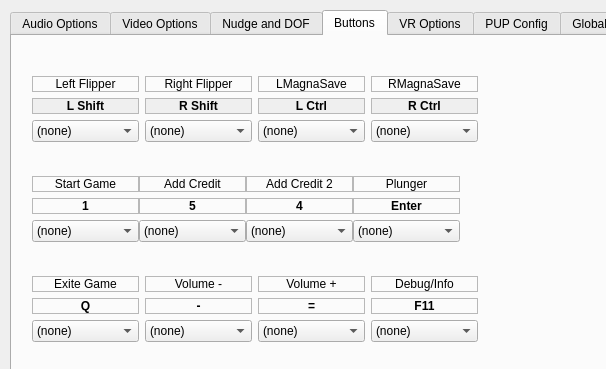
Qt form form.ui (herrMirto/vpx-settings-editor) before a commit; both pictures show x 0 to 606 and y 0 to 369 of the 1324 by 804 pixel window.
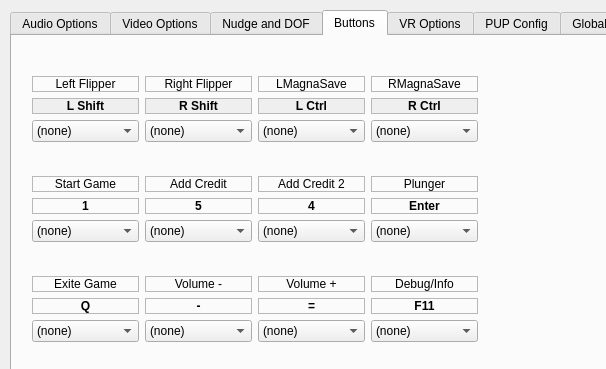
The same form after that commit. The open tabs and pages were chosen to show the change. Icons and pictures are not drawn.

What changed in the file:
```diff
--- a/form.ui
+++ b/form.ui
@@ -5077,12 +5077,12 @@
        <height>83</height>
       </rect>
      </property>
-     <layout class="QGridLayout" name="StartCreditGrid" columnstretch="1,1,1,1">
+     <layout class="QGridLayout" name="StartCreditGrid" columnstretch="1,0,0,1">
       <property name="sizeConstraint">
        <enum>QLayout::SizeConstraint::SetFixedSize</enum>
       </property>
       <property name="horizontalSpacing">
-       <number>0</number>
+       <number>-1</number>
       </property>
       <item row="3" column="1">
        <widget class="QComboBox" name="JoyAddCreditKey">
```
Left out of the diff: 6 changed lines with no effect on the pictures.
